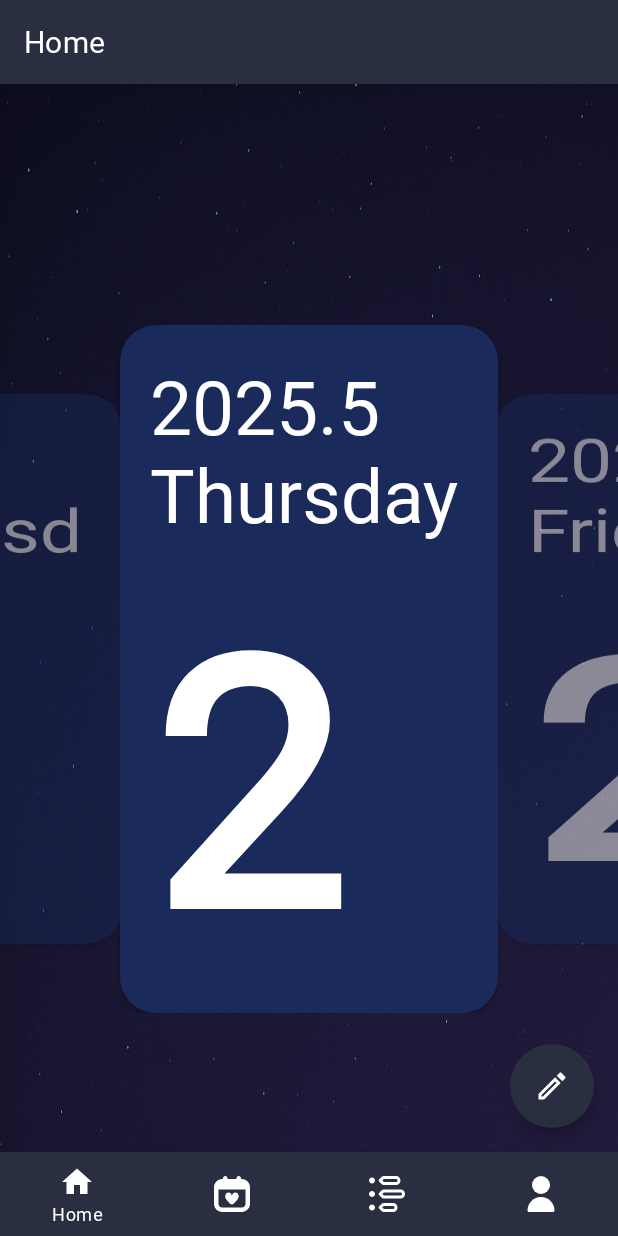
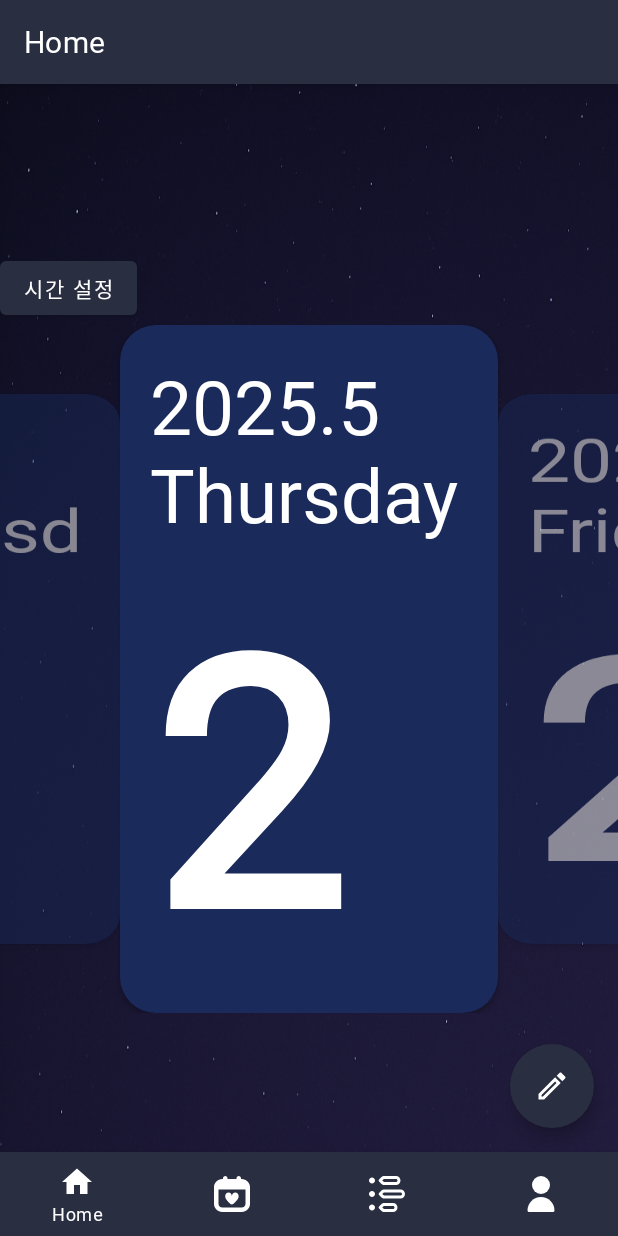
Before and after one commit to 25-Gachon-MobileProgramming/EmoTa-Diary, an Android app: the HomeFragment screen opened directly, with no data from a screen before it, on a phone screen of 412 x 824 dp. Run offline under Robolectric (Android 15) with nearby library versions, the phone set to English and light mode, and no system bars; our stand-ins replace Room's generated code, navigation-ui; Roboto replaces fonts that are not available here.

Commit message:
알림 완성

```diff
--- a/app/src/main/java/kr/co/gachon/emotion_diary/MainActivity.java
+++ b/app/src/main/java/kr/co/gachon/emotion_diary/MainActivity.java
@@ -1,6 +1,7 @@
 package kr.co.gachon.emotion_diary;
 
 
+import android.Manifest;
 import android.app.AlarmManager;
 import android.content.Context;
 import android.content.Intent;
@@ -10,12 +11,15 @@ import android.os.Build;
 import android.os.Bundle;
 import android.provider.Settings;
 import android.util.Log;
+import android.view.View;
+import android.widget.Button;
 import android.widget.ImageButton;
 
 import com.google.android.material.bottomnavigation.BottomNavigationView;
 import com.google.android.material.floatingactionbutton.FloatingActionButton;
 
 import androidx.appcompat.app.AppCompatActivity;
+import androidx.core.app.ActivityCompat;
 import androidx.navigation.NavController;
 import androidx.navigation.Navigation;
 import androidx.navigation.ui.AppBarConfiguration;
@@ -63,11 +67,15 @@ public class MainActivity extends AppCompatActivity {
                 startActivity(intent);
             }
         }
+        ActivityCompat.requestPermissions(
+                this,
+                new String[]{Manifest.permission.POST_NOTIFICATIONS},
+                1010);
 
         if (!alarmSet) {
             // 최초 실행 시 기본값 23:00 저장 및 알림 예약
-            SharedPreferencesUtils.saveTime(this, 21, 31);
-            AlarmScheduler.scheduleDiaryReminder(this, 21, 31);
+            SharedPreferencesUtils.saveTime(this, 19, 9);
+            AlarmScheduler.scheduleDiaryReminder(this, 19, 9);
 
             prefs.edit().putBoolean("alarm_set", true).apply();
         } else {
@@ -75,6 +83,7 @@ public class MainActivity extends AppCompatActivity {
             int hour = SharedPreferencesUtils.getHour(this);
             int minute = SharedPreferencesUtils.getMinute(this);
             AlarmScheduler.scheduleDiaryReminder(this, hour, minute);
+
         }
 
         // BottomNavigationView navView = findViewById(R.id.nav_view);
@@ -114,5 +123,7 @@ public class MainActivity extends AppCompatActivity {
 
         // --------- DB TEST END ----------
 
+
+
     }
 }
--- a/app/src/main/res/layout/fragment_home.xml
+++ b/app/src/main/res/layout/fragment_home.xml
@@ -4,6 +4,14 @@
     xmlns:app="http://schemas.android.com/apk/res-auto"
     android:layout_width="match_parent"
     android:layout_height="match_parent">
+
+    <Button
+        android:layout_width="wrap_content"
+        android:layout_height="wrap_content"
+        app:layout_constraintTop_toTopOf="parent"
+        app:layout_constraintStart_toStartOf="parent"
+        android:id="@+id/btn"
+        android:text="시간 설정"/>
 
     <androidx.viewpager2.widget.ViewPager2
         android:id="@+id/dateViewPager"
```
Also changed, not shown: app/src/main/java/kr/co/gachon/emotion_diary/notification/DiaryAlarmReceiver.java (+16 -2 lines), app/src/main/java/kr/co/gachon/emotion_diary/ui/home/HomeFragment.java (+15 -0 lines).
